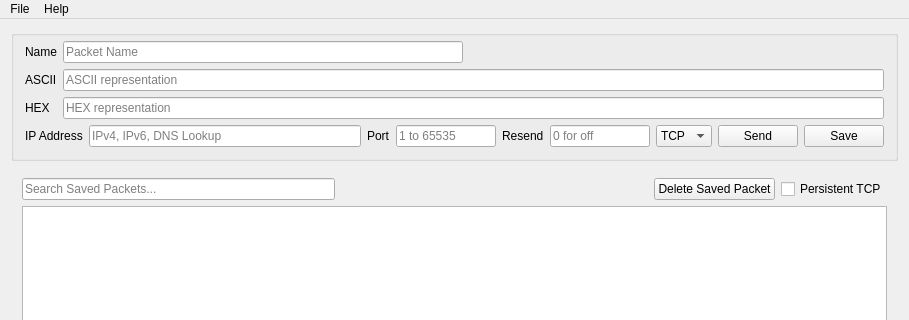
Qt form src/mainwindow.ui (dannagle/PacketSender) before a commit; both pictures show x 0 to 909 and y 0 to 320 of the 909 by 690 pixel window.
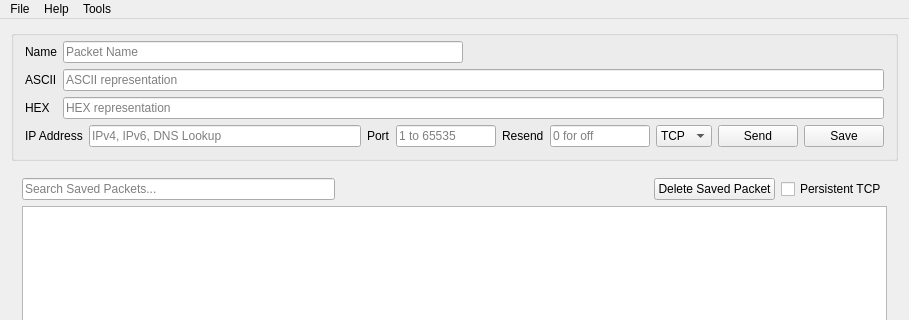
The same form after that commit. Icons and pictures are not drawn.

```diff
--- a/src/mainwindow.ui
+++ b/src/mainwindow.ui
@@ -370,8 +370,15 @@
     </property>
     <addaction name="actionAbout"/>
    </widget>
+   <widget class="QMenu" name="menuTools">
+    <property name="title">
+     <string>Tools</string>
+    </property>
+    <addaction name="actionSubnet_Calculator"/>
+   </widget>
    <addaction name="menuFile"/>
    <addaction name="menuHelp"/>
+   <addaction name="menuTools"/>
   </widget>
   <widget class="QStatusBar" name="statusBar"/>
   <action name="actionExit">
```
Left out of the diff: 5 changed lines with no effect on the pictures.
